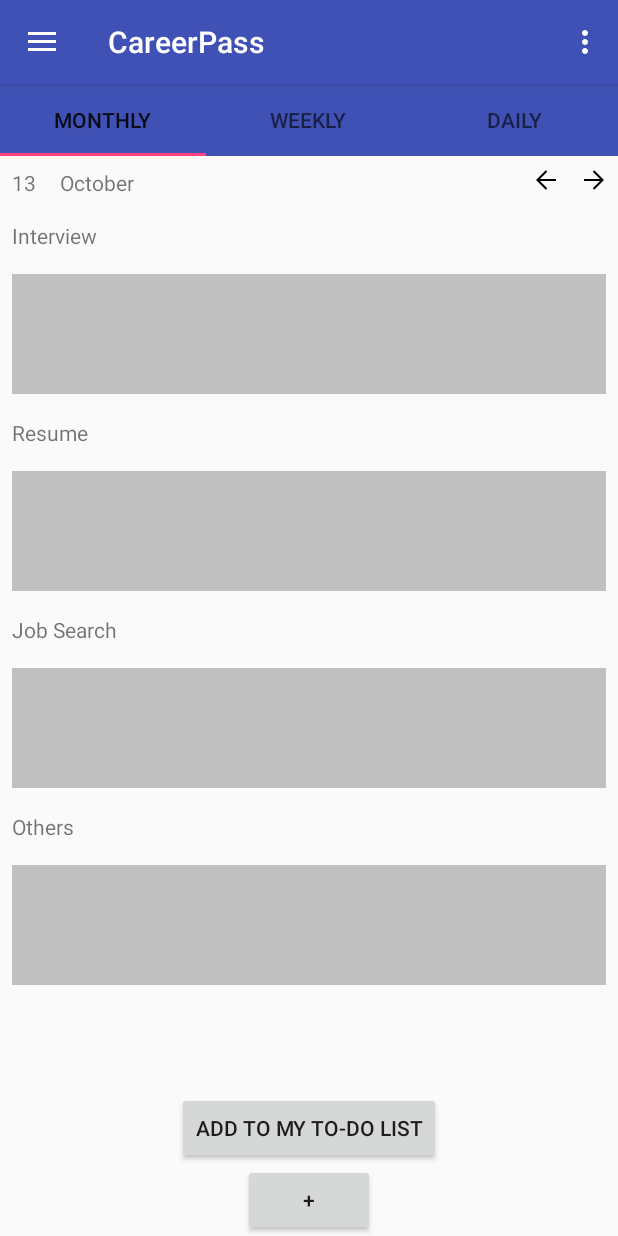
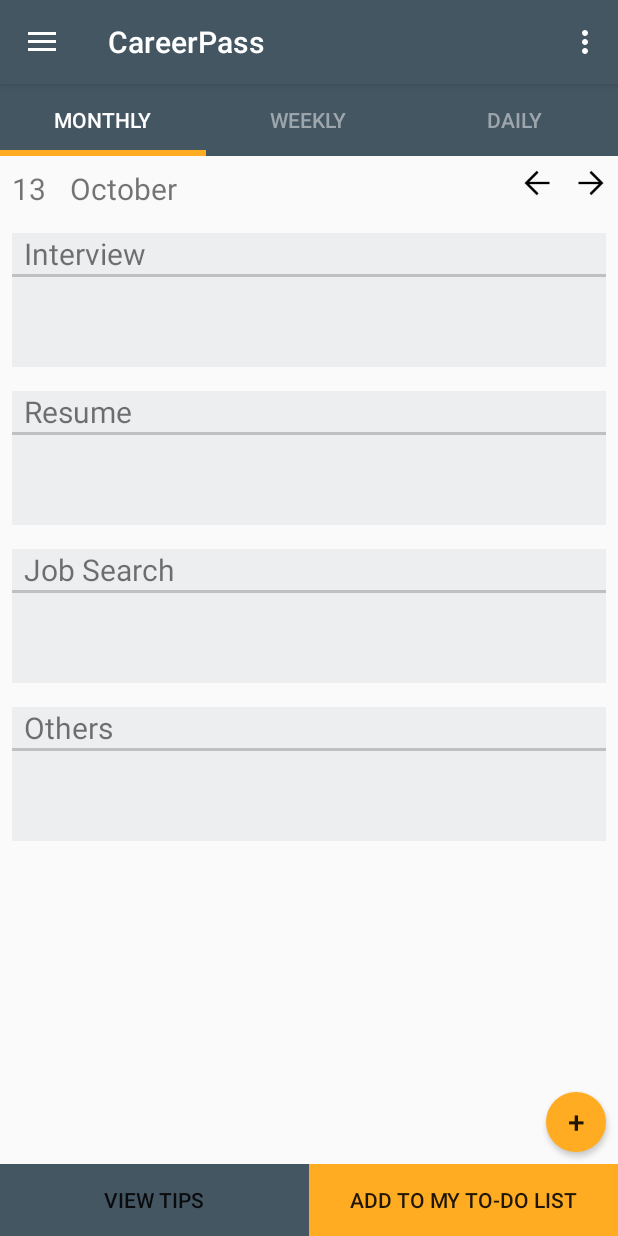
Before and after one commit to mtrsen/CareerPass, an Android app: the DayFragment screen opened directly, with no data from a screen before it, on a phone screen of 412 x 824 dp. Run offline under Robolectric (Android 15) with nearby library versions, the phone set to English and light mode, and no system bars; our stand-ins replace Firebase (no records; nobody signed in at launch, a user with empty details on screens opened directly); 4 statements that could not run were skipped.

Commit message:
for project video

```diff
--- a/app/build.gradle
+++ b/app/build.gradle
@@ -30,5 +30,6 @@ dependencies {
     compile 'com.android.support.constraint:constraint-layout:1.0.2'
     compile 'com.android.support:design:26.0.0-alpha1'
     testCompile 'junit:junit:4.12'
+    compile 'com.hyman:flowlayout-lib:1.1.2'
 }
 apply plugin: 'com.google.gms.google-services'
--- a/app/src/main/java/com/rainbowsix/careerpass/DayFragment.java
+++ b/app/src/main/java/com/rainbowsix/careerpass/DayFragment.java
@@ -7,6 +7,7 @@ import android.view.LayoutInflater;
 import android.view.View;
 import android.view.ViewGroup;
 import android.widget.Button;
+import android.widget.GridView;
 import android.widget.ListView;
 import android.widget.ScrollView;
 import android.widget.TextView;
@@ -27,7 +28,7 @@ import java.util.List;
 
 public class DayFragment extends Fragment {
     View rootView1;
-    ListView list_interview, list_resume, list_xxx, list_others;
+    GridView list_interview, list_resume, list_xxx, list_others;
     TagAdapter listAdapter_interview, listAdapter_resume, listAdapter_xxx, listAdapter_others;
     List<TagSingle> data_interview;
     List<TagSingle> data_resume;
@@ -67,11 +68,11 @@ public class DayFragment extends Fragment {
 
     public void initialize() {
 
-        scrollView = (ScrollView)rootView1.findViewById(R.id.scrollview);
-        list_interview = (ListView)rootView1.findViewById(R.id.interviewlist);
-        list_resume = (ListView)rootView1.findViewById(R.id.resumelist);
-        list_xxx = (ListView)rootView1.findViewById(R.id.xxxlist);
-        list_others = (ListView)rootView1.findViewById(R.id.otherslist);
+        //scrollView = (ScrollView)rootView1.findViewById(R.id.scrollview);
+        list_interview = (GridView)rootView1.findViewById(R.id.interviewlist);
+        list_resume = (GridView)rootView1.findViewById(R.id.resumelist);
+        list_xxx = (GridView)rootView1.findViewById(R.id.xxxlist);
+        list_others = (GridView)rootView1.findViewById(R.id.otherslist);
         addtolist = (Button)rootView1.findViewById(R.id.addtolist);
         addpost = (Button)rootView1.findViewById(R.id.addpost);
 
@@ -114,8 +115,8 @@ public class DayFragment extends Fragment {
                     listAdapter_interview.notifyDataSetChanged();
                 }
 
-                DataSnapshot snap2 = dataSnapshot.child("post").child(date).child("resume").child("tag");
-                DataSnapshot ratio_xxx = dataSnapshot.child("post").child(date).child("resume").child("ratio");
+                DataSnapshot snap2 = dataSnapshot.child("post").child(date).child("job search").child("tag");
+                DataSnapshot ratio_xxx = dataSnapshot.child("post").child(date).child("job search").child("ratio");
                 TextView myTextView2= (TextView) rootView1.findViewById(R.id.xxx_percent);
                 myTextView2.setText(ratio_xxx.getValue().toString() + "%");
                 for(DataSnapshot post : snap2.getChildren()){
@@ -124,8 +125,8 @@ public class DayFragment extends Fragment {
                     listAdapter_xxx.notifyDataSetChanged();
                 }
 
-                DataSnapshot snap3 = dataSnapshot.child("post").child(date).child("resume").child("tag");
-                DataSnapshot ratio_other = dataSnapshot.child("post").child(date).child("resume").child("ratio");
+                DataSnapshot snap3 = dataSnapshot.child("post").child(date).child("others").child("tag");
+                DataSnapshot ratio_other = dataSnapshot.child("post").child(date).child("others").child("ratio");
                 TextView myTextView3= (TextView) rootView1.findViewById(R.id.others_percent);
                 myTextView3.setText(ratio_other.getValue().toString() + "%");
                 for(DataSnapshot post : snap3.getChildren()){
--- a/app/src/main/java/com/rainbowsix/careerpass/HomeActivity.java
+++ b/app/src/main/java/com/rainbowsix/careerpass/HomeActivity.java
@@ -3,6 +3,7 @@ package com.rainbowsix.careerpass;
 import android.os.Bundle;
 import android.support.design.widget.TabLayout;
 import android.support.v4.view.ViewPager;
+import android.util.Log;
 
 
 public class HomeActivity extends MenuActivity{
@@ -17,6 +18,13 @@ public class HomeActivity extends MenuActivity{
         TabLayout tbl = (TabLayout)findViewById(R.id.tablayout);
         tbl.setupWithViewPager(viewPager);
 
+        Bundle bundle = getIntent().getExtras();
+        if (bundle != null) {
+            String name1 = bundle.getString("email");
+            String name2 = bundle.getString("name");
+            Log.v("email", name1);
+            Log.v("name", name2);
+        }
     }
 
     @Override
--- a/app/src/main/java/com/rainbowsix/careerpass/Login.java
+++ b/app/src/main/java/com/rainbowsix/careerpass/Login.java
@@ -15,6 +15,8 @@ import com.google.android.gms.tasks.OnCompleteListener;
 import com.google.android.gms.tasks.Task;
 import com.google.firebase.auth.AuthResult;
 import com.google.firebase.auth.FirebaseAuth;
+
+import static android.R.attr.value;
 
 /**
  * Created by hansenzhao on 10/14/17.
@@ -48,7 +50,7 @@ public class Login extends MenuActivity implements View.OnClickListener {
     public void onClick(View view) {
         switch (view.getId()) {
             case R.id.Login:
-                String userName = email.getText().toString();
+                final String userName = email.getText().toString();
                 String passWord = password.getText().toString();
                 if (TextUtils.isEmpty(userName)) {
                     Toast.makeText(getApplicationContext(), "Enter your username!", Toast.LENGTH_LONG).show();
@@ -69,7 +71,10 @@ public class Login extends MenuActivity implements View.OnClickListener {
                         }
                         else {
                             Toast.makeText(getApplicationContext(), "Login Successfully", Toast.LENGTH_LONG).show();
-                            startActivity(new Intent(getApplicationContext(), HomeActivity.class));
+                            Intent intent = new Intent(getApplicationContext(), HomeActivity.class);
+                            intent.putExtra("email", userName);
+                            intent.putExtra("name", userName);
+                            startActivity(intent);
                         }
                     }
                 });
--- /dev/null
+++ b/app/src/main/res/drawable/roundedbutton.xml
@@ -0,0 +1,13 @@
+<?xml version="1.0" encoding="utf-8"?>
+<selector xmlns:android="http://schemas.android.com/apk/res/android">
+    <item android:state_pressed="false">
+        <shape android:shape="oval">
+            <solid android:color="@color/newyellow"/>
+        </shape>
+    </item>
+    <item android:state_pressed="true">
+        <shape android:shape="oval">
+            <solid android:color="@color/newyellow"/>
+        </shape>
+    </item>
+</selector>
--- a/app/src/main/res/layout/activity_fragment.xml
+++ b/app/src/main/res/layout/activity_fragment.xml
@@ -14,7 +14,11 @@
         android:layout_height = "wrap_content"
         app:tabMaxWidth="0dp"
         app:tabGravity="fill"
-        app:tabMode="fixed" />
+        app:tabIndicatorColor="@color/newyellow"
+        app:tabSelectedTextColor="@android:color/white"
+        app:tabTextColor="#9EA6AD"
+        app:tabMode="fixed"
+        app:tabIndicatorHeight="4dp"/>
 
     <android.support.v4.view.ViewPager
         android:id="@+id/viewpager"
--- a/app/src/main/res/layout/activity_main.xml
+++ b/app/src/main/res/layout/activity_main.xml
@@ -11,16 +11,17 @@
 
 <include
         layout="@layout/app_bar_main"
+        android:background="@color/lgray"
         android:layout_width="match_parent"
-        android:layout_height="match_parent" />
+        android:layout_height="wrap_content" />
 
     <android.support.design.widget.NavigationView
         android:id="@+id/nav_view"
-        android:layout_width="wrap_content"
+        android:layout_width="match_parent"
         android:layout_height="match_parent"
         android:layout_gravity="start"
-        android:paddingTop="50dp"
         android:fitsSystemWindows="true"
+        app:itemBackground="@color/lgray"
         app:headerLayout="@layout/nav_header_main"
         app:menu="@menu/activity_main_nav" />
 </android.support.v4.widget.DrawerLayout>
--- a/app/src/main/res/layout/activity_post.xml
+++ b/app/src/main/res/layout/activity_post.xml
@@ -22,6 +22,7 @@
 
         <EditText
             android:id="@+id/tag_title"
+            android:backgroundTint="@color/newyellow"
             android:layout_width="0dp"
             android:layout_weight="4"
             android:layout_height="wrap_content" />
@@ -66,6 +67,7 @@
             android:id="@+id/date"
             android:layout_width="0dp"
             android:layout_weight="4"
+            android:backgroundTint="@color/newyellow"
             android:hint="year/month/day"
             android:layout_height="wrap_content" />
 
@@ -87,6 +89,7 @@
             android:id="@+id/tip"
             android:layout_width="0dp"
             android:layout_weight="4"
+            android:backgroundTint="@color/newyellow"
             android:layout_height="wrap_content" />
 
     </LinearLayout>
--- a/app/src/main/res/layout/activity_to_do_list.xml
+++ b/app/src/main/res/layout/activity_to_do_list.xml
@@ -17,9 +17,10 @@
 
         <Button
             android:id="@+id/show_complete"
-            android:layout_width="wrap_content"
+            android:layout_width="match_parent"
             android:layout_height="wrap_content"
             android:text="Show complete"
+            android:background="@color/newyellow"
             android:layout_gravity="center_horizontal"/>
 
 
--- a/app/src/main/res/layout/day.xml
+++ b/app/src/main/res/layout/day.xml
@@ -19,6 +19,7 @@
                 <TextView
                     android:layout_width="wrap_content"
                     android:layout_height="wrap_content"
+                    android:textSize="20sp"
                     android:id="@+id/day"
                     android:text="13"
                     android:layout_gravity="center_vertical"
@@ -28,22 +29,23 @@
                     android:layout_width="wrap_content"
                     android:layout_height="wrap_content"
                     android:id="@+id/month"
+                    android:textSize="20sp"
                     android:layout_toRightOf="@id/day"
                     android:layout_gravity="center_vertical"
                     android:text="October"/>
 
 
                 <ImageView
-                    android:layout_width="16dp"
-                    android:layout_height="16dp"
+                    android:layout_width="20dp"
+                    android:layout_height="20dp"
                     android:src="@drawable/right"
                     android:id="@+id/right"
                     android:layout_gravity="center_vertical"
                     android:layout_alignParentRight="true"/>
 
                 <ImageView
-                    android:layout_width="16dp"
-                    android:layout_height="16dp"
+                    android:layout_width="20dp"
+                    android:layout_height="20dp"
                     android:src="@drawable/left"
                     android:id="@+id/left"
                     android:layout_toLeftOf="@id/right"
@@ -52,151 +54,207 @@
 
             </RelativeLayout>
 
-        <ScrollView
-            android:id="@+id/scrollview"
-            android:layout_width="match_parent"
-            android:layout_height="0dp"
-            android:layout_weight="6"
-            android:scrollbarSize="10dp"
-            android:scrollbars="vertical" >
 
             <LinearLayout
                 android:layout_width="match_parent"
                 android:layout_height="match_parent"
-                android:orientation="vertical">
+                android:orientation="vertical"
+                android:layout_margin="8dp">
 
                 <RelativeLayout
+                    android:background="@color/lgray"
                     android:layout_width="match_parent"
-                    android:layout_height="wrap_content"
-                    android:layout_margin="8dp">
+                    android:layout_height="wrap_content" >
 
                     <TextView
                         android:id="@+id/interview_text"
+                        android:layout_marginLeft="8dp"
+                        android:textSize="20sp"
                         android:layout_width="wrap_content"
                         android:layout_height="wrap_content"
                         android:text="Interview"/>
 
                     <TextView
                         android:id="@+id/interview_percent"
+                        android:layout_marginRight="8dp"
+                        android:textSize="20sp"
                         android:layout_width="wrap_content"
                         android:layout_height="wrap_content"
                         android:layout_alignParentRight="true"
                         />
+                    <View
+                        android:id="@+id/line"
+                        android:background="@color/category"
+                        android:layout_below="@id/interview_percent"
+                        android:layout_width="match_parent"
+                        android:layout_height="2dp" />
 
                 </RelativeLayout>
 
-                <ListView
-                    android:background="@color/category"
+                <GridView
+                    android:numColumns="2"
+                    android:background="@color/lgray"
                     android:id="@+id/interviewlist"
-                    android:layout_margin="8dp"
                     android:layout_width="match_parent"
-                    android:layout_height="80dp"
+                    android:layout_height="60dp"
+                    android:layout_marginBottom="16dp"
                     android:scrollbars="vertical"/>
 
                 <RelativeLayout
+                    android:background="@color/lgray"
                     android:layout_width="match_parent"
-                    android:layout_height="wrap_content"
-                    android:layout_margin="8dp">
+                    android:layout_height="wrap_content">
 
                     <TextView
                         android:id="@+id/resume_text"
+                        android:layout_marginLeft="8dp"
+                        android:textSize="20sp"
                         android:layout_width="wrap_content"
                         android:layout_height="wrap_content"
                         android:text="Resume"/>
 
                     <TextView
                         android:id="@+id/resume_percent"
+                        android:layout_marginRight="8dp"
+                        android:textSize="20sp"
                         android:layout_width="wrap_content"
                         android:layout_height="wrap_content"
                         android:layout_alignParentRight="true"
                         />
+                    <View
+                        android:background="@color/category"
+                        android:layout_below="@id/resume_percent"
+                        android:layout_width="match_parent"
+                        android:layout_height="2dp" />
 
                 </RelativeLayout>
 
-                <ListView
-                    android:background="@color/category"
+                <GridView
+                    android:numColumns="2"
+                    android:background="@color/lgray"
                     android:id="@+id/resumelist"
-                    android:layout_margin="8dp"
                     android:layout_width="match_parent"
-                    android:layout_height="80dp"
+                    android:layout_height="60dp"
                     android:scrollbarSize="3dp"
                     android:scrollbarStyle="outsideOverlay"
                     android:scrollbars="vertical"
                     android:scrollingCache="true"
-                    android:smoothScrollbar="true" />
+                    android:smoothScrollbar="true"
+                    android:layout_marginBottom="16dp"/>
 
                 <RelativeLayout
+                    android:background="@color/lgray"
                     android:layout_width="match_parent"
-                    android:layout_height="wrap_content"
-                    android:layout_margin="8dp">
+                    android:layout_height="wrap_content">
 
                     <TextView
                         android:id="@+id/xxx_text"
+                        android:layout_marginLeft="8dp"
+                        android:textSize="20sp"
                         android:layout_width="wrap_content"
                         android:layout_height="wrap_content"
                         android:text="Job Search"/>
 
                     <TextView
                         android:id="@+id/xxx_percent"
+                        android:layout_marginRight="8dp"
+                        android:textSize="20sp"
                         android:layout_width="wrap_content"
                         android:layout_height="wrap_content"
                         android:layout_alignParentRight="true"
                         />
+                    <View
+                        android:background="@color/category"
+                        android:layout_below="@id/xxx_percent"
+                        android:layout_width="match_parent"
+                        android:layout_height="2dp" />
 
                 </RelativeLayout>
 
-                <ListView
-                    android:background="@color/category"
+                <GridView
+                    android:numColumns="2"
+                    android:background="@color/lgray"
                     android:id="@+id/xxxlist"
-                    android:layout_margin="8dp"
                     android:layout_width="match_parent"
-                    android:layout_height="80dp"
-                    android:scrollbars="vertical"/>
+                    android:layout_height="60dp"
+                    android:scrollbars="vertical"
+                    android:layout_marginBottom="16dp"/>
 
                 <RelativeLayout
+                    android:background="@color/lgray"
                     android:layout_width="match_parent"
-                    android:layout_height="wrap_content"
-                    android:layout_margin="8dp">
+                    android:layout_height="wrap_content">
 
                     <TextView
                         android:id="@+id/others_text"
+                        android:layout_marginLeft="8dp"
+                        android:textSize="20sp"
                         android:layout_width="wrap_content"
                         android:layout_height="wrap_content"
                         android:text="Others"/>
 
                     <TextView
                         android:id="@+id/others_percent"
+                        android:layout_marginRight="8dp"
+                        android:textSize="20sp"
                         android:layout_width="wrap_content"
                         android:layout_height="wrap_content"
                         android:layout_alignParentRight="true"
                         />
+                    <View
+                        android:background="@color/category"
+                        android:layout_below="@id/others_percent"
+                        android:layout_width="match_parent"
+                        android:layout_height="2dp" />
 
                 </RelativeLayout>
 
-                <ListView
-                    android:background="@color/category"
+                <GridView
+                    android:numColumns="2"
+                    android:background="@color/lgray"
                     android:id="@+id/otherslist"
-                    android:layout_margin="8dp"
                     android:layout_width="match_parent"
-                    android:layout_height="80dp"
-                    android:scrollbars="vertical"/>
+                    android:layout_height="60dp"
+                    android:scrollbars="vertical"
+                    android:layout_marginBottom="16dp"/>
 
             </LinearLayout>
-        </ScrollView>
 
     </LinearLayout>
 
     <Button
-        android:layout_width="wrap_content"
+        android:id="@+id/addpost"
+        android:layout_width="40dp"
+        android:layout_height="40dp"
+        android:layout_margin="8dp"
+        android:background="@drawable/roundedbutton"
+        android:text="+"
+        android:textSize="20sp"
+        android:layout_gravity="right"/>
+
+    <LinearLayout
+        android:layout_width="match_parent"
         android:layout_height="wrap_content"
-        android:id="@+id/addtolist"
-        android:text="Add to my To-do List"
-        android:layout_gravity="center_horizontal"/>
+        android:orientation="horizontal">
 
-    <Button
-        android:id="@+id/addpost"
-        android:layout_width="wrap_content"
-        android:layout_height="wrap_content"
-        android:text="+"
-        android:layout_gravity="center_horizontal"/>
+        <Button
+            android:id="@+id/viewtips"
+            android:layout_width="0dp"
+            android:layout_weight="1"
+            android:layout_height="wrap_content"
+            android:background="@color/colorPrimary"
+            android:text="View tips"
+            android:layout_gravity="center_horizontal"/>
+
+        <Button
+            android:layout_width="0dp"
+            android:layout_weight="1"
+            android:layout_height="wrap_content"
+            android:id="@+id/addtolist"
+            android:text="Add to my To-do List"
+            android:background="@color/newyellow"
+            android:layout_gravity="center_horizontal"/>
+
+    </LinearLayout>
+
 </LinearLayout>
--- a/app/src/main/res/layout/list_layout.xml
+++ b/app/src/main/res/layout/list_layout.xml
@@ -39,6 +39,7 @@
             android:layout_height="wrap_content"
             android:checked="false"
             android:layout_marginRight="8dp"
+            android:buttonTint="@color/newyellow"
             android:layout_gravity="center_vertical"/>
 
 
--- a/app/src/main/res/layout/nav_header_main.xml
+++ b/app/src/main/res/layout/nav_header_main.xml
@@ -1,6 +1,7 @@
 <?xml version="1.0" encoding="utf-8"?>
 <LinearLayout xmlns:android="http://schemas.android.com/apk/res/android"
     xmlns:app="http://schemas.android.com/apk/res-auto"
+    android:background="@color/colorPrimary"
         android:layout_width="match_parent"
         android:layout_height="160dp"
         android:gravity="bottom"
@@ -14,6 +15,7 @@
 
     <ImageView
         android:id="@+id/imageView"
+        android:paddingTop="32dp"
         android:layout_width="307dp"
         android:layout_height="80dp"
         android:layout_weight="0.18"
@@ -26,13 +28,13 @@
         android:paddingTop="@dimen/nav_header_vertical_spacing"
         android:text="Hansen Zhao"
         android:textAppearance="@style/TextAppearance.AppCompat.Body1"
-        android:textColor="@color/colorPrimaryDark" />
+        android:textColor="@android:color/white" />
 
     <TextView
         android:id="@+id/textView"
         android:layout_width="wrap_content"
         android:layout_height="wrap_content"
         android:text="hansen9393@gmail.com"
-        android:textColor="@color/colorPrimaryDark" />
+        android:textColor="@android:color/white" />
 
 </LinearLayout>
--- a/app/src/main/res/values/colors.xml
+++ b/app/src/main/res/values/colors.xml
@@ -1,7 +1,10 @@
 <?xml version="1.0" encoding="utf-8"?>
 <resources>
-    <color name="colorPrimary">#3F51B5</color>
+    <color name="colorPrimary">#455663</color>
     <color name="colorPrimaryDark">#01030f</color>
     <color name="colorAccent">#FF4081</color>
     <color name="category">#C0C0C0</color>
+    <color name="newyellow">#FFAC22</color>
+    <color name="dgray">#455663</color>
+    <color name="lgray">#EDEEEF</color>
 </resources>
```
